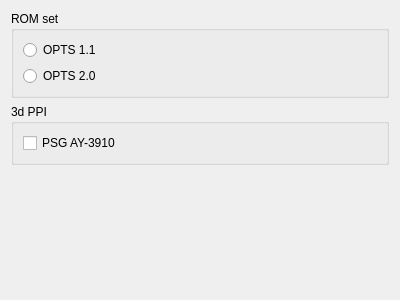
vpyk/emu80v4, file src/qt/qtKorvetConfig.ui: the form before one commit.
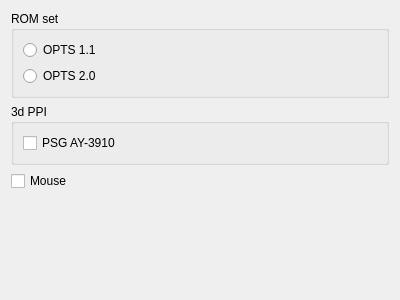
The form after the commit.

Commit message:
Add Microsoft serial mouse (MsMouse), connect it to Korvet serial port
Platform independent two-button Microsoft serial mouse derived from
MouseDevice. Connected to a serial port (Pci8251): data output to the
port data input, port DTR/RTS to the mouse power inputs. Sends 'M' on
power up and 3-byte packets on movement or button changes, paced at
1200 baud 7N1 (7.5 ms per byte). Active while powered.

Korvet: optional mouse (CFG_MOUSE, off by default) with a "Mouse"
checkbox in the platform config dialog.

Docs: manual section for the Korvet mouse, MCP mouse tool description.

```diff
--- a/src/qt/qtKorvetConfig.ui
+++ b/src/qt/qtKorvetConfig.ui
@@ -68,6 +68,13 @@
      </layout>
     </widget>
    </item>
+   <item>
+    <widget class="QCheckBox" name="mouseCheckBox">
+     <property name="text">
+      <string>Mouse</string>
+     </property>
+    </widget>
+   </item>
    <item>
     <spacer name="verticalSpacer">
      <property name="orientation">
```
Left out of the diff: 1 changed line with no effect on the pictures. The commit also changes 15 other files.
